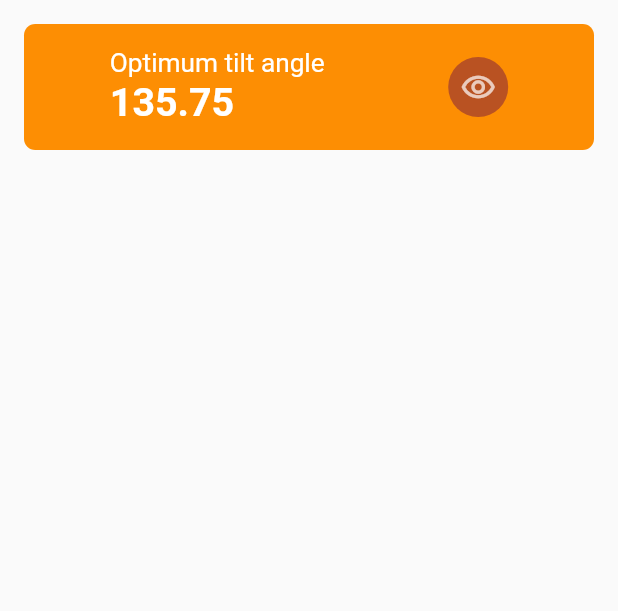
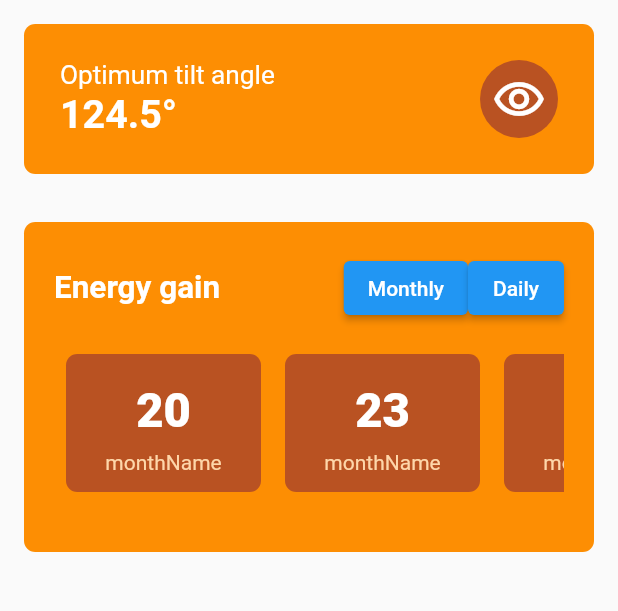
Before and after one commit to anasalatasi/SOLARIS, a Flutter app: the FirstPhase screen opened directly with empty values, on a phone screen of 412 x 824 dp, the part 84-695 px from its top. Run offline on Flutter 3.47's test engine with Material 2 defaults, Android fonts, the phone set to English and light mode, and no system bars; our stand-ins replace google_fonts, google_maps_flutter, velocity_x.

Commit message:
first phase ui done
finished first phase page ui

```diff
--- /dev/null
+++ b/lib/Widgets/energy_gain_show.dart
@@ -0,0 +1,58 @@
+import 'package:flutter/material.dart';
+import 'package:velocity_x/velocity_x.dart';
+
+import '../theme.dart';
+
+class EnergyGainShow extends StatefulWidget{
+  final List<int> monthlyGain;
+  final List<int> dailyGain;
+
+  const EnergyGainShow({Key? key, required this.monthlyGain, required this.dailyGain}) : super(key: key);
+  @override
+  State<EnergyGainShow> createState() => _EnergyGainShowState(dailyGain, monthlyGain);
+}
+
+class _EnergyGainShowState extends State<EnergyGainShow> {
+  final List<int> monthlyGain;
+  final List<int> dailyGain;
+  late List<int> currentGain;
+  _EnergyGainShowState(this.monthlyGain, this.dailyGain);
+  @override
+  void initState() {
+    super.initState();
+    currentGain = monthlyGain;
+  }
+  @override
+  Widget build(BuildContext context) {
+    print(currentGain);
+    return Column(
+      children: [
+        Row(
+          mainAxisAlignment: MainAxisAlignment.spaceBetween,
+          children: [
+            "Energy gain".text.white.semiBold.xl2.make(),
+            Row(
+              children: [
+                ElevatedButton(onPressed: () {currentGain = monthlyGain; setState(() {});},
+                child: "Monthly".text.make()),
+                ElevatedButton(onPressed: () {currentGain = dailyGain; setState(() {}); },
+                child: "Daily".text.make()),
+              ],
+            )
+          ],
+        ),
+        ListView.builder(
+          scrollDirection: Axis.horizontal,
+          itemCount: currentGain.length,
+          itemBuilder: (BuildContext context, int index)=>Column(
+            mainAxisAlignment: MainAxisAlignment.center,
+            children: [
+              currentGain[index].text.white.extraBold.xl4.make().p8(),
+              "monthName".text.orange200.make(),
+            ],
+          ).box.color(Themes.darkOrangeColor).roundedSM.width(130).make().p8(),
+        ).py12().expand(),
+      ],
+    ).box.height(220).color(Themes.lightOrangeColor).roundedSM.p20.make().p16();
+  }
+}
--- /dev/null
+++ b/lib/Widgets/tilt_angle_show.dart
@@ -0,0 +1,30 @@
+import 'package:flutter/material.dart';
+import "package:velocity_x/velocity_x.dart";
+
+import '../theme.dart';
+
+class TiltAngleShow extends StatelessWidget {
+  final double tiltAngle;
+
+  const TiltAngleShow({Key? key, required this.tiltAngle}) : super(key: key);
+
+  @override
+  Widget build(BuildContext context) {
+    return VxBox(
+      child: Row(
+        mainAxisAlignment: MainAxisAlignment.spaceBetween,
+        children: [
+          Column(
+            crossAxisAlignment: CrossAxisAlignment.start,
+            children: [
+              "Optimum tilt angle".text.white.xl.make(),
+              (tiltAngle.toString()+"°").text.white.xl3.bold.make(),
+            ],
+          ),
+          Icon(Icons.remove_red_eye_outlined, color: Colors.white,size:36).box.roundedFull.color(Themes.darkOrangeColor).p8.make(),
+        ],
+      ),
+    ).color(Themes.lightOrangeColor).p24.roundedSM.make().p16();
+  }
+
+}
--- a/lib/first_phase.dart
+++ b/lib/first_phase.dart
@@ -3,6 +3,9 @@ import 'package:google_fonts/google_fonts.dart';
 import 'package:google_maps_flutter/google_maps_flutter.dart';
 import 'package:solar_app/theme.dart';
 import "package:velocity_x/velocity_x.dart";
+
+import 'Widgets/energy_gain_show.dart';
+import 'Widgets/tilt_angle_show.dart';
 class FirstPhase extends StatelessWidget{
   final LatLng latLng;
 
@@ -22,21 +25,11 @@ class FirstPhase extends StatelessWidget{
         ),),
       body: Column(
         children: [
-          VxBox(
-            child: Row(
-              mainAxisAlignment: MainAxisAlignment.spaceAround,
-              children: [
-                Column(
-                  crossAxisAlignment: CrossAxisAlignment.start,
-                  children: [
-                    "Optimum tilt angle".text.white.xl.make(),
-                    "135.75".text.white.xl3.bold.make(),
-                  ],
-                ),
-                Icon(Icons.remove_red_eye_outlined, color: Colors.white70,).box.roundedFull.color(Themes.darkOrangeColor).p8.make(),
-              ],
-            ),
-      ).color(Themes.lightOrangeColor).p16.roundedSM.make().p16(),
+          TiltAngleShow(tiltAngle: 124.5,),
+          EnergyGainShow(
+            dailyGain: [20, 23, 30, 50, 10, 50, 2, 5],
+            monthlyGain: [56, 47, 10, 50, 10, 50, 12, 60,],
+          ),
         ],
       )
     );
```
